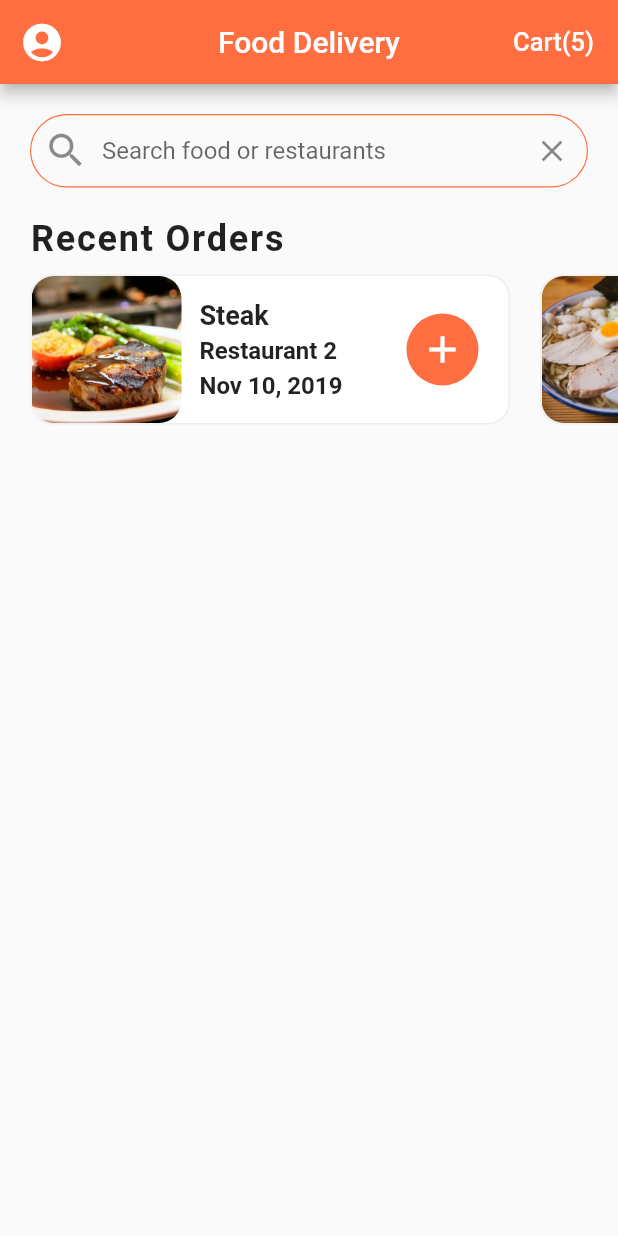
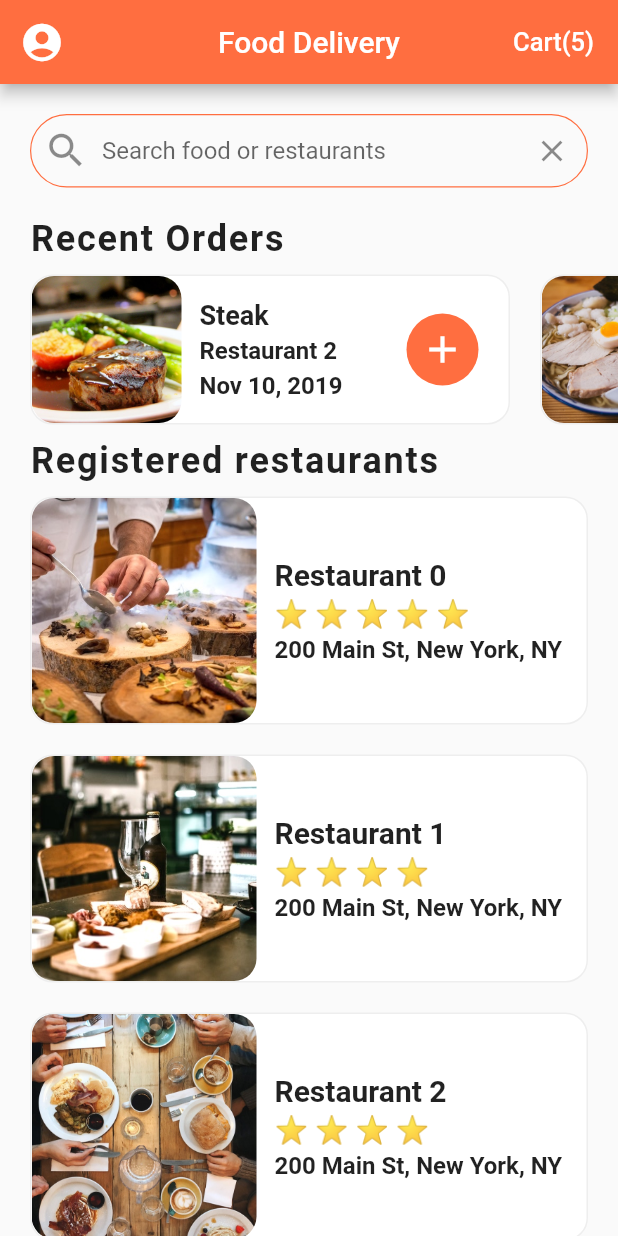
Before and after one commit to Thauanny/Flutter-UI-MasterClass, a Flutter app: the screen it shows after launch, on a phone screen of 412 x 824 dp. Run offline on Flutter 3.47's test engine with Material 2 defaults, Android fonts, the phone set to English and light mode, and no system bars.

Commit message:
listagem de restaurantes cadastrados

```diff
--- a/l10n/en.json
+++ b/l10n/en.json
@@ -11,5 +11,9 @@
     "recentOrdersText": "Recent Orders",
     "@recentOrdersText": {
       "description": ""
+    },
+    "nearbyRestaurantsText": "Registered restaurants",
+    "@nearbyRestaurantsText": {
+      "description": ""
     }
 }
--- a/l10n/pt.json
+++ b/l10n/pt.json
@@ -11,5 +11,9 @@
     "recentOrdersText": "Pedidos recentes",
     "@recentOrdersText": {
       "description": ""
+    },
+    "nearbyRestaurantsText": "Restaurantes cadastrados",
+    "@nearbyRestaurantsText": {
+      "description": ""
     }
 }
--- a/lib/modules/home/home_screen_page.dart
+++ b/lib/modules/home/home_screen_page.dart
@@ -1,6 +1,8 @@
 import 'package:flutter/material.dart';
 import 'package:ui_masterclass/app_localizations.dart';
 import 'package:ui_masterclass/data/data.dart';
+import 'package:ui_masterclass/models/restaurant.dart';
+import 'package:ui_masterclass/widgets/rating_stars.dart';
 import 'package:ui_masterclass/widgets/recent_orders.dart';
 
 class HomeScreenPage extends StatelessWidget {
@@ -35,10 +37,95 @@ class HomeScreenPage extends StatelessWidget {
         children: [
           _searchBar(context, l10n),
           RecentOrders(),
+          Column(
+            crossAxisAlignment: CrossAxisAlignment.start,
+            children: [
+              Padding(
+                padding: EdgeInsets.symmetric(horizontal: 20.0),
+                child: Text(
+                  l10n.translate(key: 'nearbyRestaurantsText')!,
+                  style: TextStyle(
+                    fontSize: 24,
+                    fontWeight: FontWeight.w600,
+                    letterSpacing: 1.2,
+                  ),
+                ),
+              ),
+              _buildRestaurants(),
+            ],
+          )
         ],
       ),
     );
   }
+}
+
+Widget _buildRestaurants() {
+  List<Widget> restaurantList = [];
+  restaurants.forEach((Restaurant restaurant) {
+    restaurantList.add(
+      Container(
+        margin: EdgeInsets.symmetric(
+          horizontal: 20,
+          vertical: 10,
+        ),
+        decoration: BoxDecoration(
+          color: Colors.white,
+          borderRadius: BorderRadius.circular(15),
+          border: Border.all(
+            width: 1,
+            color: (Colors.grey[200])!,
+          ),
+        ),
+        child: Row(
+          children: [
+            ClipRRect(
+              borderRadius: BorderRadius.circular(15),
+              child: Image(
+                width: 150,
+                height: 150,
+                image: AssetImage(restaurant.imageUrl),
+                fit: BoxFit.cover,
+              ),
+            ),
+            Expanded(
+              child: Container(
+                margin: EdgeInsets.all(12),
+                child: Column(
+                  mainAxisAlignment: MainAxisAlignment.center,
+                  crossAxisAlignment: CrossAxisAlignment.start,
+                  children: [
+                    Text(
+                      restaurant.name,
+                      style:
+                          TextStyle(fontSize: 20, fontWeight: FontWeight.bold),
+                      overflow: TextOverflow.ellipsis,
+                    ),
+                    SizedBox(
+                      height: 4,
+                    ),
+                    RatingStars(rating: restaurant.rating),
+                    SizedBox(
+                      height: 4,
+                    ),
+                    Text(
+                      restaurant.address,
+                      style:
+                          TextStyle(fontSize: 16, fontWeight: FontWeight.w600),
+                      overflow: TextOverflow.ellipsis,
+                    ),
+                  ],
+                ),
+              ),
+            )
+          ],
+        ),
+      ),
+    );
+  });
+  return Column(
+    children: (restaurantList),
+  );
 }
 
 Widget _searchBar(BuildContext context, l10n) => Padding(
--- /dev/null
+++ b/lib/widgets/rating_stars.dart
@@ -0,0 +1,19 @@
+import 'package:flutter/material.dart';
+
+class RatingStars extends StatelessWidget {
+  final int? rating;
+  const RatingStars({Key? key, @required this.rating}) : super(key: key);
+
+  @override
+  Widget build(BuildContext context) {
+    String stars = '';
+    for (var i = 0; i < rating!; i++) {
+      stars += '⭐ ';
+    }
+
+    return Text(
+      stars,
+      style: TextStyle(fontSize: 18),
+    );
+  }
+}
--- a/lib/widgets/recent_orders.dart
+++ b/lib/widgets/recent_orders.dart
@@ -60,6 +60,7 @@ Widget _buildRecentOrder(BuildContext context, Order order) => Container(
           Expanded(
             child: Row(
               children: [
+                //image food
                 ClipRRect(
                   borderRadius: BorderRadius.circular(15),
                   child: Image(
@@ -69,6 +70,7 @@ Widget _buildRecentOrder(BuildContext context, Order order) => Container(
                     fit: BoxFit.cover,
                   ),
                 ),
+                //names food, restaurant and date
                 Expanded(
                   child: Container(
                     margin: EdgeInsets.all(12),
@@ -107,6 +109,7 @@ Widget _buildRecentOrder(BuildContext context, Order order) => Container(
               ],
             ),
           ),
+          //button
           Container(
             margin: EdgeInsets.only(right: 20),
             width: 48,
```
